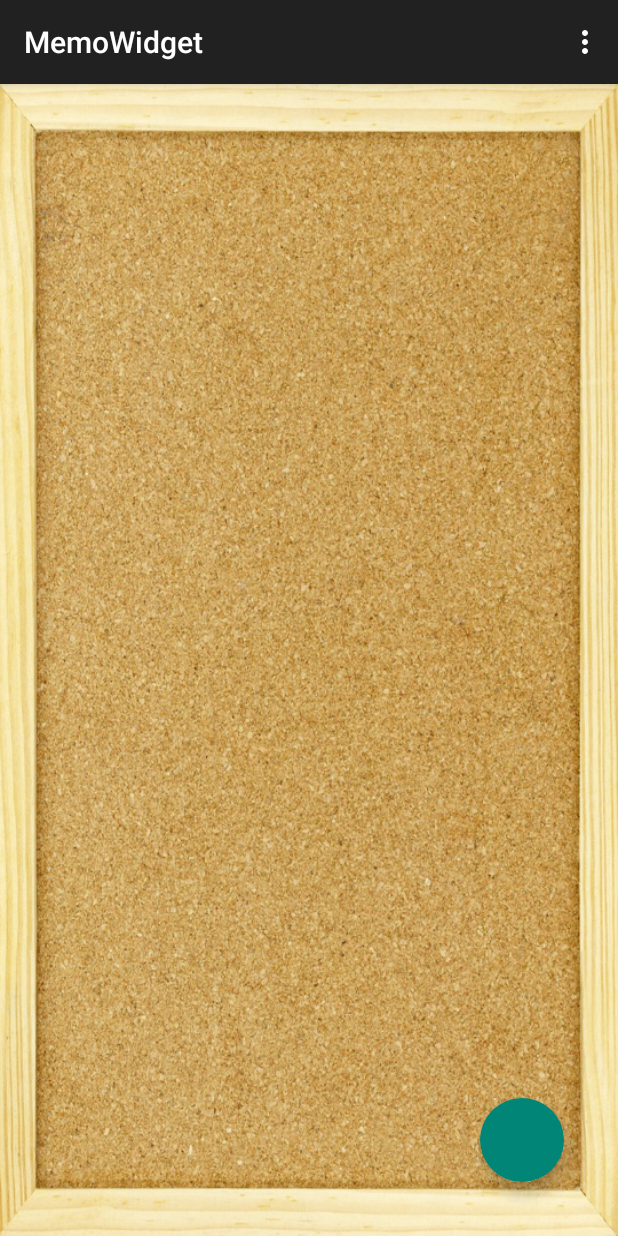
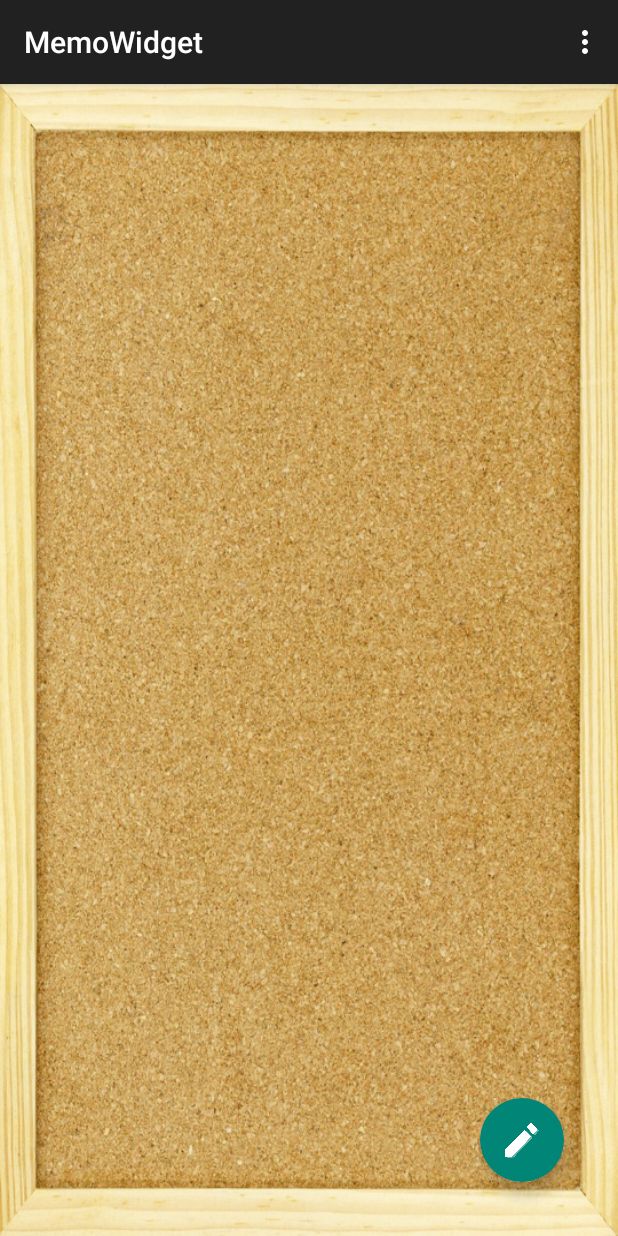
Before and after one commit to atsuko-fukui/memo_widget, an Android app: the screen it shows after launch (MainActivity), on a phone screen of 412 x 824 dp. Run offline under Robolectric (Android 15) with nearby library versions, the phone set to English and light mode, and no system bars.

Commit message:
Add edit icon(FAB)

```diff
--- a/Me/app/src/main/res/layout/activity_main.xml
+++ b/Me/app/src/main/res/layout/activity_main.xml
@@ -31,5 +31,6 @@
         android:layout_alignParentRight="true"
         android:layout_margin="16dp"
         app:fabSize="normal"
-        app:borderWidth="0dp" />
+        app:borderWidth="0dp"
+        android:src="@drawable/ic_edit"/>
 </RelativeLayout>
```
Also changed, not shown: Me/app/src/main/res/drawable-hdpi/ic_edit.png (added).
